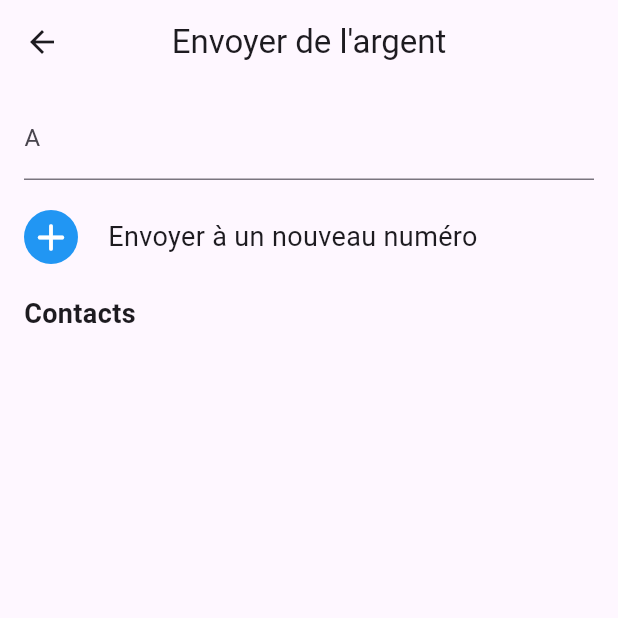
After one commit to cyborgfeep/cours_g1_gl, a Flutter app: the TransferScreen screen opened directly, on a phone screen of 412 x 824 dp, the top half of it. The commit adds this screen. Run offline on Flutter 3.47's test engine with Material 3 defaults, Android fonts, the phone set to English and light mode, and no system bars; our stand-ins replace camera, flutter_contacts, pretty_qr_code, toggle_switch.

Commit message:
Quarter Commit

```diff
--- a/lib/screens/home_screen.dart
+++ b/lib/screens/home_screen.dart
@@ -1,5 +1,6 @@
 import 'package:cours_g1_gl/models/options.dart';
 import 'package:cours_g1_gl/models/transaction.dart';
+import 'package:cours_g1_gl/screens/transfer_screen.dart';
 import 'package:cours_g1_gl/widgets/card_widget.dart';
 import 'package:flutter/material.dart';
 
@@ -125,7 +126,15 @@ class _HomeScreenState extends State<HomeScreen> {
                     Option o = optionList[index];
                     return optionWidget(
                         onTap: () {
-                          print(o.title);
+                          switch (index) {
+                            case 0:
+                              Navigator.of(context).push(MaterialPageRoute(
+                                builder: (context) {
+                                  return const TransferScreen();
+                                },
+                              ));
+                              break;
+                          }
                         },
                         title: o.title!,
                         icon: o.icon!,
--- /dev/null
+++ b/lib/screens/transfer_screen.dart
@@ -0,0 +1,110 @@
+import 'package:flutter/material.dart';
+import 'package:flutter_contacts/flutter_contacts.dart';
+
+class TransferScreen extends StatefulWidget {
+  const TransferScreen({super.key});
+
+  @override
+  State<TransferScreen> createState() => _TransferScreenState();
+}
+
+class _TransferScreenState extends State<TransferScreen> {
+  List<Contact> contacts = [];
+
+  @override
+  void initState() {
+    getContacts();
+    super.initState();
+  }
+
+  getContacts() async {
+    if (await FlutterContacts.requestPermission()) {
+      /* contacts = await FlutterContacts.getContacts();
+      print("Contacts ${contacts.length}");*/
+    }
+    contacts = await FlutterContacts.getContacts(withProperties: true);
+    setState(() {});
+    print("Contacts ${contacts.length}");
+  }
+
+  @override
+  Widget build(BuildContext context) {
+    return Scaffold(
+      appBar: AppBar(
+        title: const Text("Envoyer de l'argent"),
+        centerTitle: true,
+      ),
+      body: Padding(
+        padding: const EdgeInsets.symmetric(vertical: 8.0, horizontal: 16),
+        child: SingleChildScrollView(
+          child: Column(
+            crossAxisAlignment: CrossAxisAlignment.start,
+            children: [
+              TextField(
+                keyboardType: TextInputType.text,
+                decoration: InputDecoration(
+                  labelText: "A",
+                ),
+              ),
+              SizedBox(
+                height: 20,
+              ),
+              GestureDetector(
+                child: Row(
+                  children: [
+                    Container(
+                      padding: EdgeInsets.all(3),
+                      decoration: BoxDecoration(
+                          color: Colors.blue,
+                          borderRadius: BorderRadius.circular(45)),
+                      child: const Icon(
+                        Icons.add_rounded,
+                        color: Colors.white,
+                        size: 30,
+                      ),
+                    ),
+                    SizedBox(
+                      width: 20,
+                    ),
+                    Flexible(
+                      child: Text(
+                        "Envoyer à un nouveau numéro",
+                        style: TextStyle(fontSize: 18),
+                      ),
+                    ),
+                    SizedBox(
+                      width: 20,
+                    ),
+                  ],
+                ),
+              ),
+              SizedBox(
+                height: 20,
+              ),
+              const Text(
+                "Contacts",
+                style: TextStyle(fontSize: 18, fontWeight: FontWeight.w600),
+              ),
+              SizedBox(
+                height: 20,
+              ),
+              ListView.builder(
+                itemCount: contacts.length,
+                shrinkWrap: true,
+                physics: ClampingScrollPhysics(),
+                itemBuilder: (context, index) => Column(
+                  children: [
+                    Text(contacts[index].displayName),
+                    Text(contacts[index].phones.isNotEmpty
+                        ? contacts[index].phones[0].normalizedNumber
+                        : "")
+                  ],
+                ),
+              )
+            ],
+          ),
+        ),
+      ),
+    );
+  }
+}
--- a/pubspec.yaml
+++ b/pubspec.yaml
@@ -34,6 +34,7 @@ dependencies:
   pretty_qr_code: ^3.3.0
   camera: ^0.11.0+2
   toggle_switch: ^2.3.0
+  flutter_contacts: ^1.1.9+2
 
 dev_dependencies:
   flutter_test:
```
Also changed, not shown: pubspec.lock, 1 other file.
